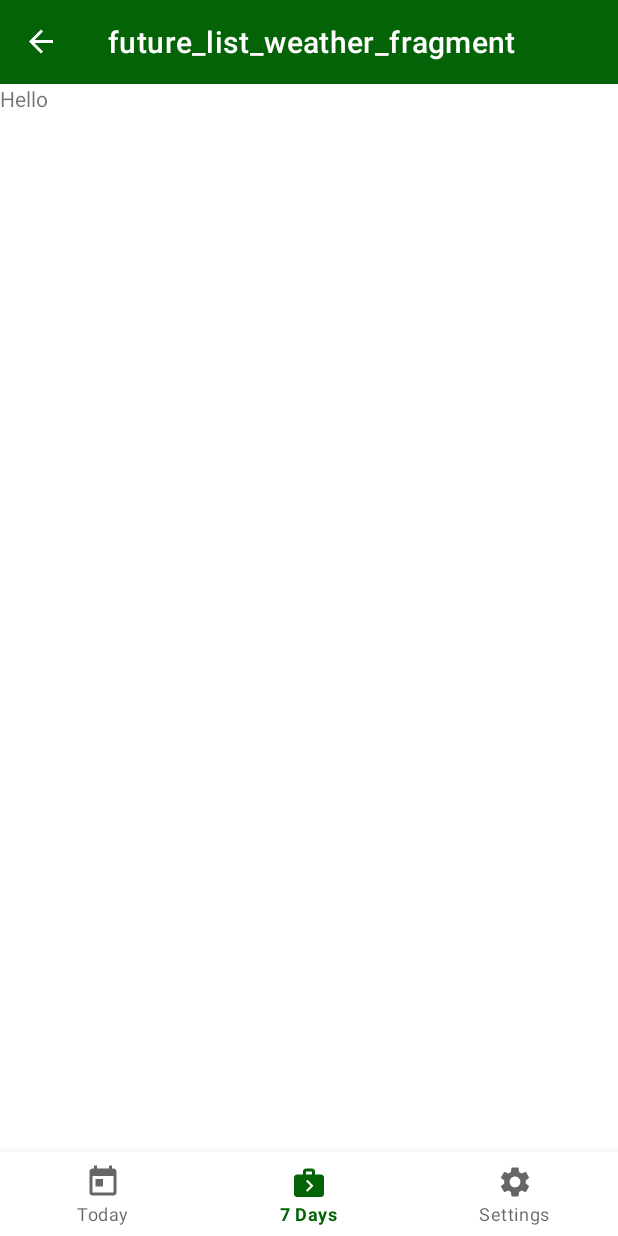
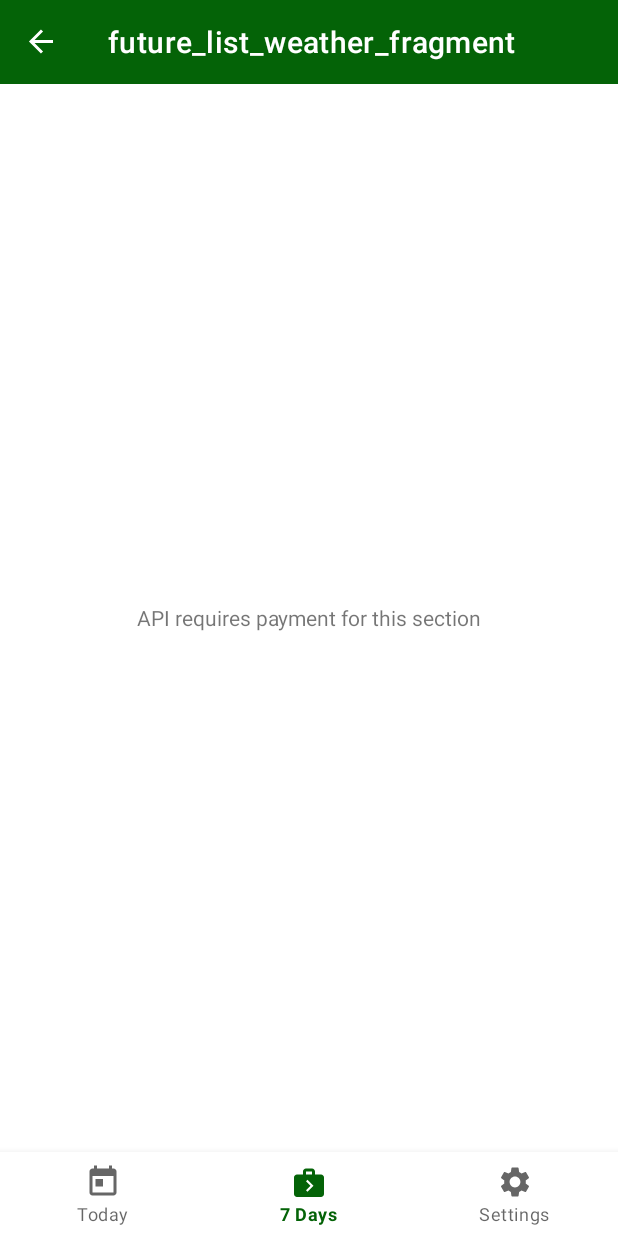
Before and after one commit to sunday58/Sustainweatherforcast, an Android app: the FutureListWeatherFragment screen opened through its navigation route, on a phone screen of 412 x 824 dp. Run offline under Robolectric (Android 15) with nearby library versions, the phone set to English and light mode, and no system bars; our stand-ins replace navigation-ui; libraries missing offline, so code that uses them is left out: org.kodein.di; pictures from the network do not load; 5 statements that could not run were skipped.

Commit message:
finished application

```diff
--- a/app/src/main/res/layout/future_list_weather_fragment.xml
+++ b/app/src/main/res/layout/future_list_weather_fragment.xml
@@ -8,6 +8,9 @@
     <TextView
         android:layout_width="match_parent"
         android:layout_height="match_parent"
-        android:text="Hello" />
+        android:gravity="center"
+        android:layout_marginEnd="24dp"
+        android:layout_marginStart="24dp"
+        android:text="API requires payment for this section" />
 
 </FrameLayout>
```
